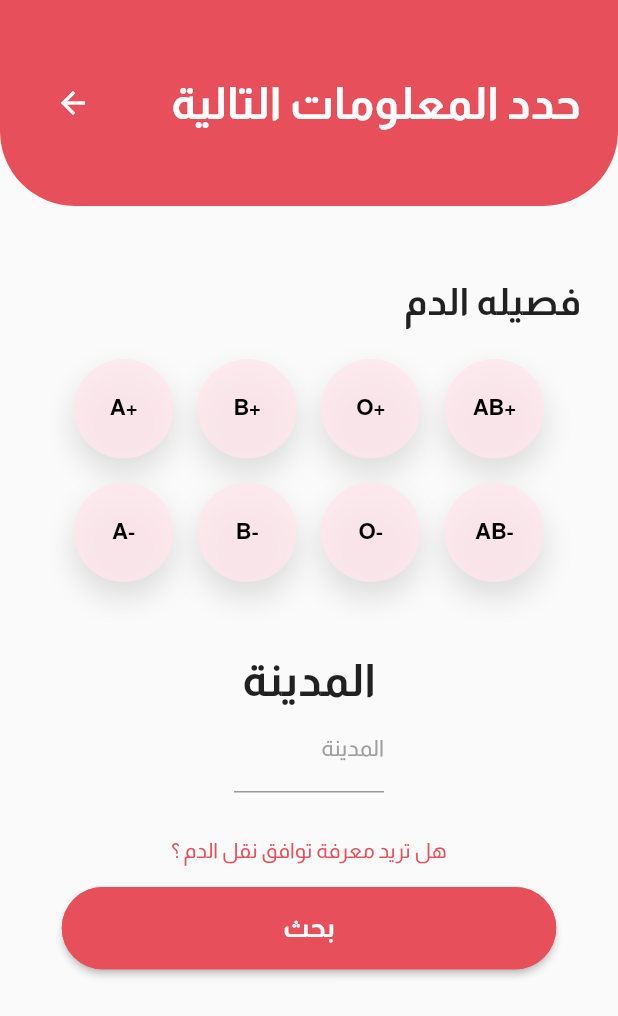
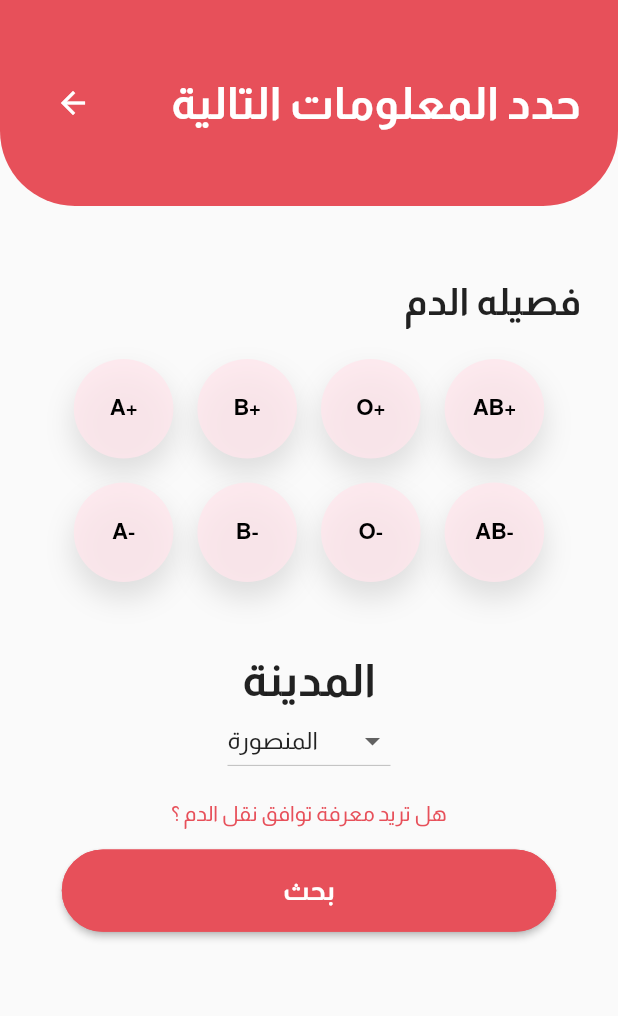
Before and after one commit to hoouda19/BloodBank, a Flutter app: the screen it shows after launch, after a tap on "تخطي التسجيل", after a tap on "ابحث عن متبرع", on a phone screen of 412 x 824 dp. Shown: the top 1016 px of the screen. Run offline on Flutter 3.47's test engine with Material 2 defaults, Android fonts, the light colour scheme and no system bars; our stand-ins replace cloud_firestore, curved_navigation_bar, dots_indicator, firebase_auth, firebase_core, font_awesome_flutter and 1 more; accounts and stored records are empty; network calls fail.

Commit message:
Splash Screen

```diff
--- a/lib/main.dart
+++ b/lib/main.dart
@@ -1,3 +1,4 @@
+import 'package:bloodbank/view/routes/Splash_screen.dart';
 import 'package:flutter/material.dart';
 import 'package:firebase_core/firebase_core.dart';
 
@@ -54,7 +55,8 @@ class MyApp extends StatelessWidget {
         primarySwatch: Colors.blue,
       ),
       routes: {
-        '/': (context) => onboardScreen(),
+        '/': (context) => const SplashScreen(),
+        OnboardScreen.routeName: (context) => OnboardScreen(),
         MainScreen.routeName: (context) => const MainScreen(),
         HomeScreen.routeName: (context) => const HomeScreen(),
         NearbyHospitalsScreen.routeName: (context) =>
--- /dev/null
+++ b/lib/view/routes/Splash_screen.dart
@@ -0,0 +1,43 @@
+import 'dart:async';
+
+import 'package:bloodbank/view/routes/onboard_page_screen.dart';
+import 'package:flutter/material.dart';
+
+class SplashScreen extends StatefulWidget {
+  const SplashScreen({super.key});
+
+  @override
+  State<SplashScreen> createState() => _SplashScreenState();
+}
+
+class _SplashScreenState extends State<SplashScreen> {
+  @override
+  void initState() {
+    Timer(const Duration(seconds: 4), () {
+      Navigator.of(context).pushReplacementNamed(OnboardScreen.routeName);
+    });
+    super.initState();
+  }
+
+  @override
+  Widget build(BuildContext context) {
+    return Scaffold(
+      body: Center(
+          child: Column(
+        mainAxisAlignment: MainAxisAlignment.center,
+        children: [
+          Image.asset(
+            'asset/images/splashscreen.png',
+            width: 400,
+            height: 400,
+          ),
+          const CircularProgressIndicator(),
+          const SizedBox(
+            height: 20,
+          ),
+          const Text('Loding...')
+        ],
+      )),
+    );
+  }
+}
--- a/lib/view/routes/find_donor_screen.dart
+++ b/lib/view/routes/find_donor_screen.dart
@@ -29,6 +29,18 @@ class FindDonorScreen extends StatefulWidget {
 }
 
 class _FindDonorScreenState extends State<FindDonorScreen> {
+  var items = [
+    'المنصورة',
+    'القاهره',
+    'كفر الشيخ',
+    'طنطا',
+    'المحلة الكبرى',
+    'الزقازيق',
+    'دمياط',
+    'دمنهور',
+    'بنها',
+  ];
+  String dropdownvalue = 'المنصورة';
   @override
   Widget build(BuildContext context) {
     return SafeArea(
@@ -66,6 +78,10 @@ class _FindDonorScreenState extends State<FindDonorScreen> {
                               text: value.keys.single.toString(),
                               onPressed: () {
                                 setState(() {
+                                  for (var value in widget.bloodType) {
+                                    value.updateAll(
+                                        (name, value) => value = false);
+                                  }
                                   value[value.keys.single.toString()] =
                                       !value.values.single;
                                 });
@@ -92,13 +108,20 @@ class _FindDonorScreenState extends State<FindDonorScreen> {
                             style: TextStyle(
                                 fontSize: 30, fontWeight: FontWeight.bold),
                           ),
-                          SizedBox(
-                            width: 100,
-                            child: lableSetting(
-                                controller: null,
-                                lable: 'المدينة',
-                                validator: (val) {}),
-                          )
+                          DropdownButton(
+                            value: dropdownvalue,
+                            items: items.map((String items) {
+                              return DropdownMenuItem(
+                                value: items,
+                                child: Text(items),
+                              );
+                            }).toList(),
+                            onChanged: (String? newValue) {
+                              setState(() {
+                                dropdownvalue = newValue!;
+                              });
+                            },
+                          ),
                         ],
                       ),
                     ],
@@ -120,8 +143,13 @@ class _FindDonorScreenState extends State<FindDonorScreen> {
                               Navigator.of(context).pushNamed(
                                   SearchVolunteerScreen.routeName,
                                   arguments: element.keys.single);
+                              return;
                             }
                           }
+                          ScaffoldMessenger.of(context)
+                              .showSnackBar(const SnackBar(
+                            content: Text('Choose the blood type first'),
+                          ));
                         }),
                   ),
                 ],
--- a/lib/view/routes/home_screen.dart
+++ b/lib/view/routes/home_screen.dart
@@ -43,6 +43,7 @@ class HomeScreen extends StatelessWidget {
                         NewDonorScreen.routeName,
                         arguments: userEmail),
                   ),
+
                   //ContainerMariem
                   homeContainerTap(
                     image: 'asset/images/home.png',
--- a/lib/view/routes/login_screen.dart
+++ b/lib/view/routes/login_screen.dart
@@ -56,8 +56,9 @@ class LogInScreen extends StatelessWidget {
                             .pushNamed(SingUpScreen.routeName)),
                     TextButton(
                         child: const Text('تخطي التسجيل'),
-                        onPressed: () => Navigator.of(context)
-                            .pushNamed(MainScreen.routeName)),
+                        onPressed: () => Navigator.of(context).pushNamed(
+                            MainScreen.routeName,
+                            arguments: 'بدون تسجيل')),
                   ],
                 ),
                 Row(
--- a/lib/view/routes/onboard_page_screen.dart
+++ b/lib/view/routes/onboard_page_screen.dart
@@ -3,8 +3,9 @@ import 'package:flutter/material.dart';
 import '../../model/onboard_page_model.dart';
 import '../widgets/onboard_container.dart';
 
-class onboardScreen extends StatelessWidget {
-  onboardScreen({Key? key}) : super(key: key);
+class OnboardScreen extends StatelessWidget {
+  static const routeName = '/onboardScreen';
+  OnboardScreen({Key? key}) : super(key: key);
 
   List<Onboardmodel> onBoradList = [
     Onboardmodel(
--- a/lib/view/widgets/onboard_container.dart
+++ b/lib/view/widgets/onboard_container.dart
@@ -128,14 +128,14 @@ class _onBoardContainerState extends State<onBoardContainer> {
                                     'رجوع',
                                     style: TextStyle(color: Colors.black),
                                   ),
-                                  onPressed: () => onboardScreen.contrpage
+                                  onPressed: () => OnboardScreen.contrpage
                                       .previousPage(
                                           duration:
                                               const Duration(milliseconds: 400),
                                           curve: Curves.easeIn),
                                 ),
                                 MaterialButton(
-                                  onPressed: () => onboardScreen.contrpage
+                                  onPressed: () => OnboardScreen.contrpage
                                       .nextPage(
                                           duration:
                                               const Duration(milliseconds: 400),
```
Also changed, not shown: lib/view/routes/profile_screen.dart (+8 -11 lines), lib/view/routes/search_volunteer_screen.dart (+13 -14 lines), asset/images/splashscreen.png (added), 1 other file.
